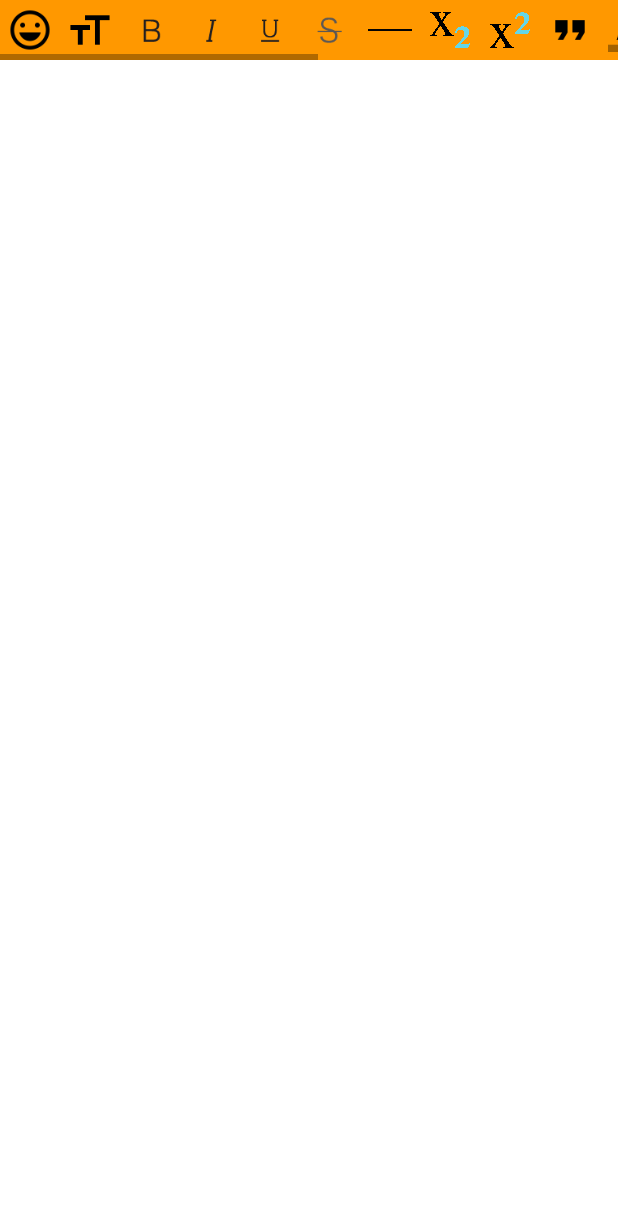
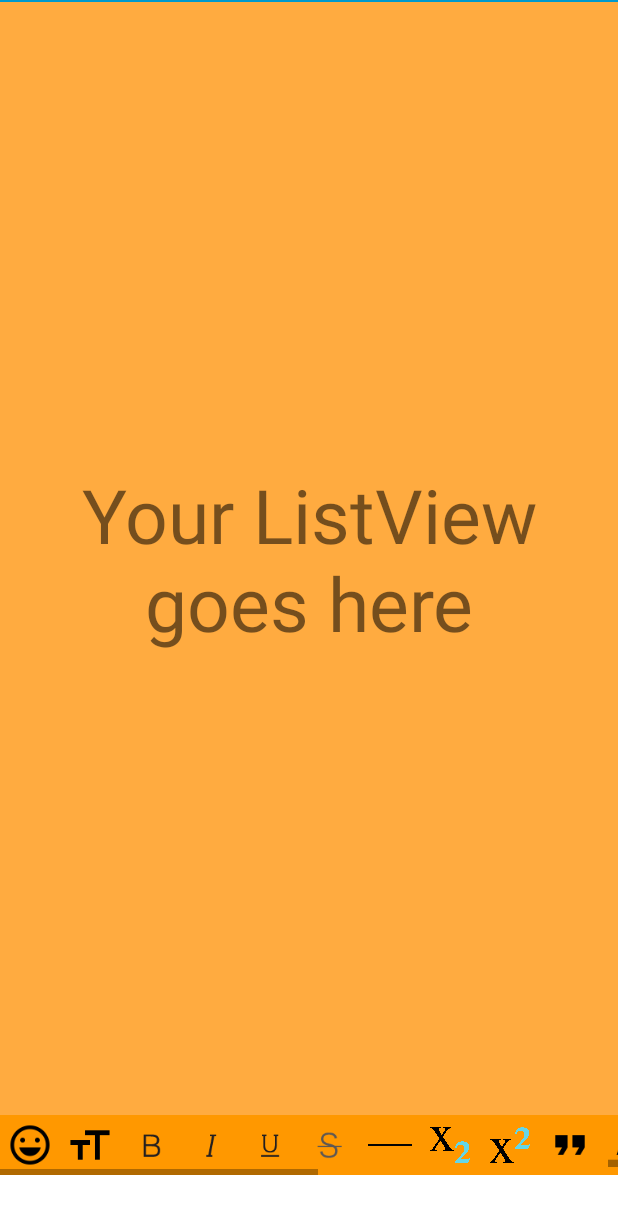
Before and after one commit to chinalwb/Android-Rich-text-Editor, an Android app: the layout activity_main.xml on its own in the app's theme, with its tools: preview values and no code run, on a phone screen of 412 x 824 dp. Shown: the top 1214 px of the screen. Run offline under Robolectric (Android 15) with nearby library versions, the phone set to English and light mode, and no system bars.

Commit message:
Added attribute: expandMode
Expand mode has two options: FULL / MIN

```diff
--- a/ARE/app/src/main/res/layout/activity_main.xml
+++ b/ARE/app/src/main/res/layout/activity_main.xml
@@ -1,8 +1,29 @@
-<com.chinalwb.are.AREditor xmlns:android="http://schemas.android.com/apk/res/android"
+<RelativeLayout xmlns:android="http://schemas.android.com/apk/res/android"
     xmlns:are="http://schemas.android.com/apk/res-auto"
-    android:id="@+id/areditor"
     android:layout_width="match_parent"
     android:layout_height="match_parent"
-    android:background="@android:color/white"
-    are:toolbarAlignment="TOP"
-    />
+    android:background="@android:color/holo_blue_dark"
+    >
+
+    <TextView
+        android:id="@+id/xView"
+        android:layout_above="@+id/areditor"
+        android:layout_width="match_parent"
+        android:layout_height="match_parent"
+        android:layout_marginTop="1dp"
+        android:background="@color/colorAccent"
+        android:gravity="center"
+        android:textSize="50sp"
+        android:text="Your ListView goes here"
+        />
+
+    <com.chinalwb.are.AREditor
+        android:id="@+id/areditor"
+        android:layout_width="match_parent"
+        android:layout_height="wrap_content"
+        android:layout_alignParentBottom="true"
+        android:background="@android:color/holo_green_dark"
+        are:expandMode="MIN"
+        are:toolbarAlignment="TOP" />
+
+</RelativeLayout>
--- a/ARE/are/src/main/java/com/chinalwb/are/AREditor.java
+++ b/ARE/are/src/main/java/com/chinalwb/are/AREditor.java
@@ -3,6 +3,7 @@ package com.chinalwb.are;
 import android.content.Context;
 import android.content.Intent;
 import android.content.res.TypedArray;
+import android.graphics.Color;
 import android.text.Editable;
 import android.text.Spanned;
 import android.util.AttributeSet;
@@ -39,6 +40,21 @@ public class AREditor extends RelativeLayout {
 		TOP,
 	}
 
+	/**
+	 * The mode of the editor
+	 */
+	public enum ExpandMode {
+		/**
+		 * Take up all height available
+		 */
+		FULL,
+
+		/**
+		 * Take up min height
+		 */
+		MIN,
+	}
+
 	/*
 	 * --------------------------------------------
 	 * Instance Fields Area
@@ -69,6 +85,11 @@ public class AREditor extends RelativeLayout {
 	 * The alignment of toolbar.
 	 */
 	private ToolbarAlignment mToolbarAlignment = ToolbarAlignment.BOTTOM;
+
+	/**
+	 * The expand mode of ARE.
+	 */
+	private ExpandMode mExpandMode = ExpandMode.FULL;
 
 	/*
 	 * --------------------------------------------
@@ -117,58 +138,96 @@ public class AREditor extends RelativeLayout {
 	 * Initialization.
 	 */
 	private void init(AttributeSet attrs) {
+		initGlobal();
 		initAttrs(attrs);
-		initSelf();
-		addToolbar();
-		addEditText();
+
+        doLayout();
+
 	} // # End of init()
+
+	private void initGlobal() {
+		this.mToolbar = new ARE_Toolbar(mContext);
+        this.mToolbar.setId(R.id.are_toolbar);
+
+        this.mAreScrollView = new ScrollView(mContext);
+        this.mAreScrollView.setId(R.id.are_scrollview);
+	}
 
 	private void initAttrs(AttributeSet attrs) {
 		TypedArray ta = mContext.obtainStyledAttributes(attrs, R.styleable.are);
+
+        // Toolbar alignment
 		int toolbarAlignmentInt = ta.getInt(R.styleable.are_toolbarAlignment, ToolbarAlignment.BOTTOM.ordinal());
 		this.mToolbarAlignment = ToolbarAlignment.values()[toolbarAlignmentInt];
+
+		// Expand mode
+		int expandMode = ta.getInt(R.styleable.are_expandMode, ExpandMode.FULL.ordinal());
+		this.mExpandMode = ExpandMode.values()[expandMode];
+
+		ta.recycle();
 	}
 
-	private void initSelf() {
-		LayoutParams rootLayoutParams = new LayoutParams(LayoutParams.MATCH_PARENT, LayoutParams.MATCH_PARENT);
-		this.setLayoutParams(rootLayoutParams);
+	private void addToolbar(boolean isBelow, int belowId, boolean isFull) {
+		LayoutParams layoutParams = new LayoutParams(LayoutParams.MATCH_PARENT, LayoutParams.WRAP_CONTENT);
+
+        if (mExpandMode == ExpandMode.FULL) {
+            int ruleVerb = mToolbarAlignment == ToolbarAlignment.BOTTOM ? RelativeLayout.ALIGN_PARENT_BOTTOM : RelativeLayout.ALIGN_PARENT_TOP;
+            layoutParams.addRule(ruleVerb, this.getId());
+        } else if (isBelow) {
+            layoutParams.addRule(BELOW, belowId);
         }
 
-	private void addToolbar() {
-		this.mToolbar = new ARE_Toolbar(mContext);
-		this.mToolbar.setId(R.id.are_toolbar);
-		LayoutParams layoutParams = new LayoutParams(LayoutParams.MATCH_PARENT, LayoutParams.WRAP_CONTENT);
-		int ruleVerb = mToolbarAlignment == ToolbarAlignment.BOTTOM ? RelativeLayout.ALIGN_PARENT_BOTTOM : RelativeLayout.ALIGN_PARENT_TOP;
-		layoutParams.addRule(ruleVerb, this.getId());
-		this.addView(this.mToolbar, layoutParams);
+        mToolbar.setLayoutParams(layoutParams);
+		this.addView(this.mToolbar);
+
+//		mToolbar.setVisibility(View.GONE);
 	}
 
-	private void addEditText() {
-		mAreScrollView = new ScrollView(mContext);
-		int ruleVerb = mToolbarAlignment == ToolbarAlignment.BOTTOM ? RelativeLayout.ABOVE : RelativeLayout.BELOW;
-		LayoutParams scrollViewLayoutParams = new LayoutParams(LayoutParams.MATCH_PARENT, LayoutParams.MATCH_PARENT);
-		scrollViewLayoutParams.addRule(ruleVerb, mToolbar.getId());
+	private void addEditText(boolean isBelow, int belowId) {
+		int height = mExpandMode == ExpandMode.FULL ? LayoutParams.MATCH_PARENT : LayoutParams.WRAP_CONTENT;
+		int lines = mExpandMode == ExpandMode.FULL ? -1 : 3;
+
+		LayoutParams scrollViewLayoutParams = new LayoutParams(LayoutParams.MATCH_PARENT, height);
+		if (isBelow) {
+		    scrollViewLayoutParams.addRule(BELOW, belowId);
+        }
+
+		mAreScrollView.setLayoutParams(scrollViewLayoutParams);
 
 		mAre = new AREditText(mContext);
-		LayoutParams editTextLayoutParams = new LayoutParams(LayoutParams.MATCH_PARENT, LayoutParams.MATCH_PARENT);
+		if (lines > 0) {
+			mAre.setMaxLines(3);
+		}
+		LayoutParams editTextLayoutParams = new LayoutParams(LayoutParams.MATCH_PARENT, height);
 		mAreScrollView.addView(mAre, editTextLayoutParams);
 		this.mToolbar.setEditText(mAre);
 
-		this.addView(mAreScrollView, scrollViewLayoutParams);
+		if (mExpandMode == ExpandMode.FULL) {
+			mAreScrollView.setBackgroundColor(Color.WHITE);
 		}
 
-	private void relayoutToolbar() {
+		this.addView(mAreScrollView);
+	}
+
+	private void doLayout() {
+		if (this.indexOfChild(mToolbar) > -1) {
 		    this.removeView(mToolbar);
-		LayoutParams toolbarLayoutParams = new LayoutParams(LayoutParams.MATCH_PARENT, LayoutParams.WRAP_CONTENT);
-		int ruleVerb = mToolbarAlignment == ToolbarAlignment.BOTTOM ? RelativeLayout.ALIGN_PARENT_BOTTOM : RelativeLayout.ALIGN_PARENT_TOP;
-		toolbarLayoutParams.addRule(ruleVerb, this.getId());
-		this.addView(mToolbar, toolbarLayoutParams);
-
+        }
+        if (this.indexOfChild(mAreScrollView) > -1) {
+		    mAreScrollView.removeAllViews();
 		    this.removeView(mAreScrollView);
-		ruleVerb = mToolbarAlignment == ToolbarAlignment.BOTTOM ? RelativeLayout.ABOVE : RelativeLayout.BELOW;
-		LayoutParams scrollViewLayoutParams = new LayoutParams(LayoutParams.MATCH_PARENT, LayoutParams.MATCH_PARENT);
-		scrollViewLayoutParams.addRule(ruleVerb, mToolbar.getId());
-		this.addView(mAreScrollView, scrollViewLayoutParams);
+        }
+        if (mToolbarAlignment == ToolbarAlignment.BOTTOM) {
+            // EditText
+            // Toolbar
+            addEditText(false, -1);
+            addToolbar(true, mAreScrollView.getId(), true);
+        } else {
+            // Toolbar is up, so EditText is below
+            // EditText is below
+            addToolbar(false, -1, false);
+            addEditText(true, mToolbar.getId());
+        }
 	}
 
 	/**
@@ -243,7 +302,7 @@ public class AREditor extends RelativeLayout {
 
 	public void setToolbarAlignment(ToolbarAlignment alignment) {
 		mToolbarAlignment = alignment;
-		relayoutToolbar();
+		doLayout();
 	}
 
 	public void setAtStrategy(AtStrategy atStrategy) {
--- a/ARE/are/src/main/res/values/attrs.xml
+++ b/ARE/are/src/main/res/values/attrs.xml
@@ -10,10 +10,15 @@
     </declare-styleable>
 
     <declare-styleable name="are">
+        <attr name="expandMode" format="enum">
+            <enum name="FULL" value="0" />
+            <enum name="MIN" value="1" />
+        </attr>
         <attr name="toolbarAlignment" format="enum">
             <enum name="BOTTOM" value="0" />
             <enum name="TOP" value="1" />
         </attr>
+        <attr name="toolbarEnabled" format="boolean" />
     </declare-styleable>
 
 </resources>
--- a/ARE/are/src/main/res/values/ids.xml
+++ b/ARE/are/src/main/res/values/ids.xml
@@ -2,4 +2,5 @@
 <resources>
     <item name="emojiPanelId" type="id"></item>
     <item name="are_toolbar" type="id"></item>
+    <item name="are_scrollview" type="id"></item>
 </resources>
```
Also changed, not shown: ARE/app/src/main/java/com/chinalwb/are/demo/MainActivity.java (+6 -1 lines). Lines whose indentation alone changed are shown as unchanged.
